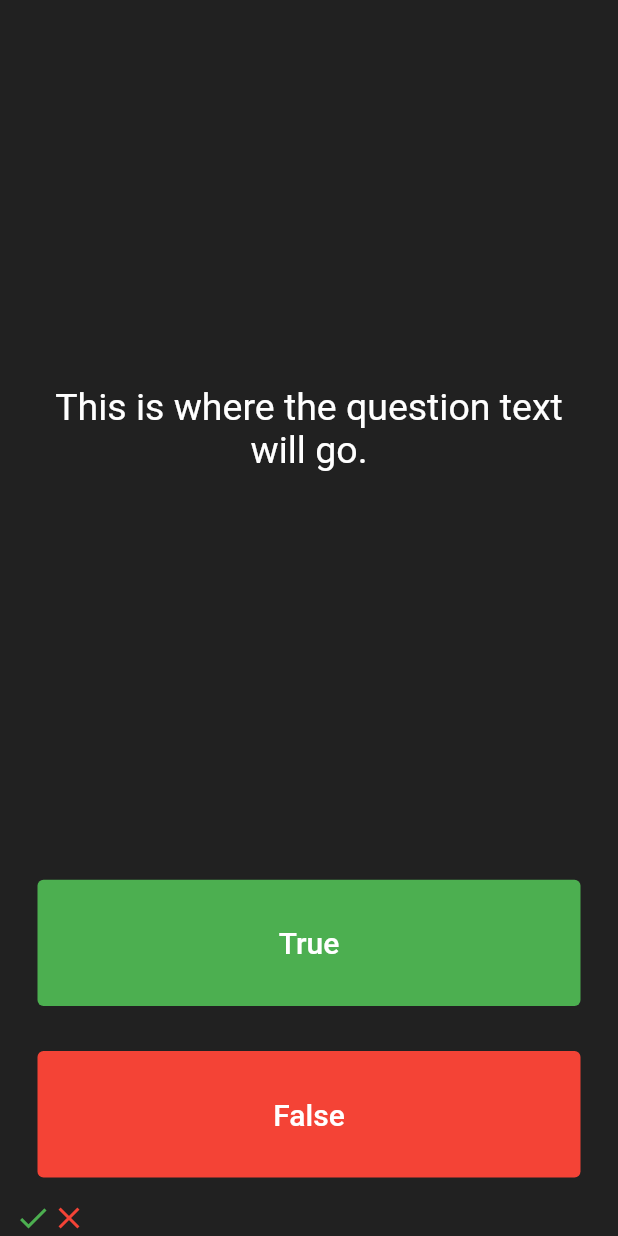
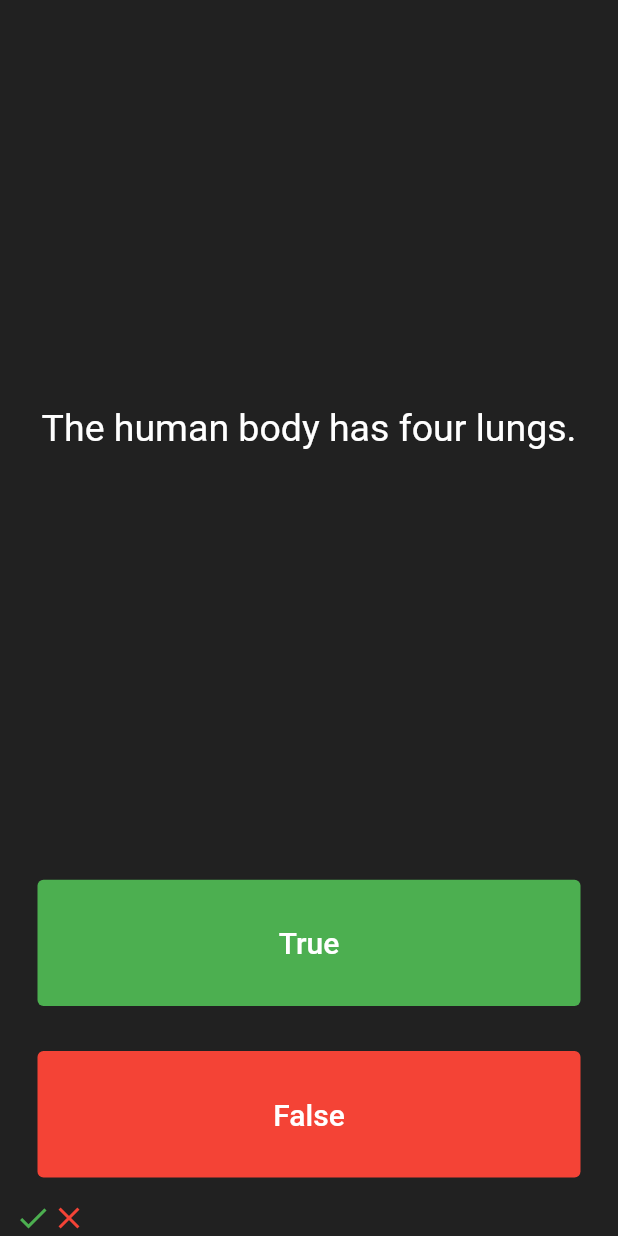
Before and after one commit to RohithSekharN/Quizify, a Flutter app: the screen it shows after launch, after a tap on "True", after a tap on "False", on a phone screen of 412 x 824 dp. Run offline on Flutter 3.47's test engine with Material 2 defaults, Android fonts, the phone set to English and light mode, and no system bars.

Commit message:
Added the questions.

```diff
--- a/lib/main.dart
+++ b/lib/main.dart
@@ -1,4 +1,9 @@
 import 'package:flutter/material.dart';
+
+//import 'question.dart';
+import 'quizbrain.dart';
+
+QuizBrain quizBrain = QuizBrain();
 
 void main() => runApp(const Quizify());
 
@@ -38,15 +43,15 @@
       mainAxisAlignment: MainAxisAlignment.spaceBetween,
       crossAxisAlignment: CrossAxisAlignment.stretch,
       children: <Widget>[
-        const Expanded(
+        Expanded(
           flex: 5,
           child: Padding(
-            padding: EdgeInsets.all(10.0),
+            padding: const EdgeInsets.all(10.0),
             child: Center(
               child: Text(
-                'This is where the question text will go.',
+                quizBrain.getQuestionText(),
                 textAlign: TextAlign.center,
-                style: TextStyle(
+                style: const TextStyle(
                   fontSize: 25.0,
                   color: Colors.white,
                 ),
@@ -66,6 +71,13 @@
                 ),
                 onPressed: () {
                   // The user picked true.
+                  bool correctAnswer = quizBrain.getCorrectAns();
+                  if (correctAnswer == true) {
+                    print('The user got it right.');
+                  } else {
+                    print('The user got it wrong.');
+                  }
+                  quizBrain.nextQuestion();
                   setState(() {
                     scoreKeeper.add(const Icon(
                       Icons.check,
@@ -91,6 +103,13 @@
               ),
               onPressed: () {
                 // The user picked false.
+                bool correctAnswer = quizBrain.getCorrectAns();
+                if (correctAnswer == false) {
+                  print('The user got it right.');
+                } else {
+                  print('The user got it wrong.');
+                }
+                quizBrain.nextQuestion();
                 setState(() {
                   scoreKeeper.add(const Icon(
                     Icons.close,
--- /dev/null
+++ b/lib/question.dart
@@ -0,0 +1,9 @@
+class Question {
+  String questionText = '';
+  bool questionAns = true;
+
+  Question({required String q, required bool a}) {
+    questionText = q;
+    questionAns = a;
+  }
+}
--- /dev/null
+++ b/lib/quizbrain.dart
@@ -0,0 +1,36 @@
+import 'question.dart';
+
+class QuizBrain {
+  int _questionNumber = 0;
+
+  final List<Question> _questionBank = [
+    Question(q: 'The Great Wall of China can be seen from space.', a: false),
+    Question(q: 'The Earth\'s moon is larger than Pluto.', a: false),
+    Question(q: 'The human body has four lungs.', a: false),
+    Question(q: 'Brazil is the largest country in South America.', a: true),
+    Question(
+        q: 'The Statue of Liberty was a gift from France to the United States.',
+        a: true),
+    Question(q: 'Some cats are actually allergic to humans', a: true),
+    Question(q: 'You can lead a cow down stairs but not up stairs.', a: false),
+    Question(
+        q: 'Approximately one quarter of human bones are in the feet.',
+        a: true),
+    Question(q: 'A slug\'s blood is green.', a: true),
+    Question(q: 'Buzz Aldrin\'s mother\'s maiden name was \"Moon\".', a: true),
+  ];
+
+  void nextQuestion() {
+    if (_questionNumber < _questionBank.length - 1) {
+      _questionNumber++;
+    }
+  }
+
+  String getQuestionText() {
+    return _questionBank[_questionNumber].questionText;
+  }
+
+  bool getCorrectAns() {
+    return _questionBank[_questionNumber].questionAns;
+  }
+}
```
